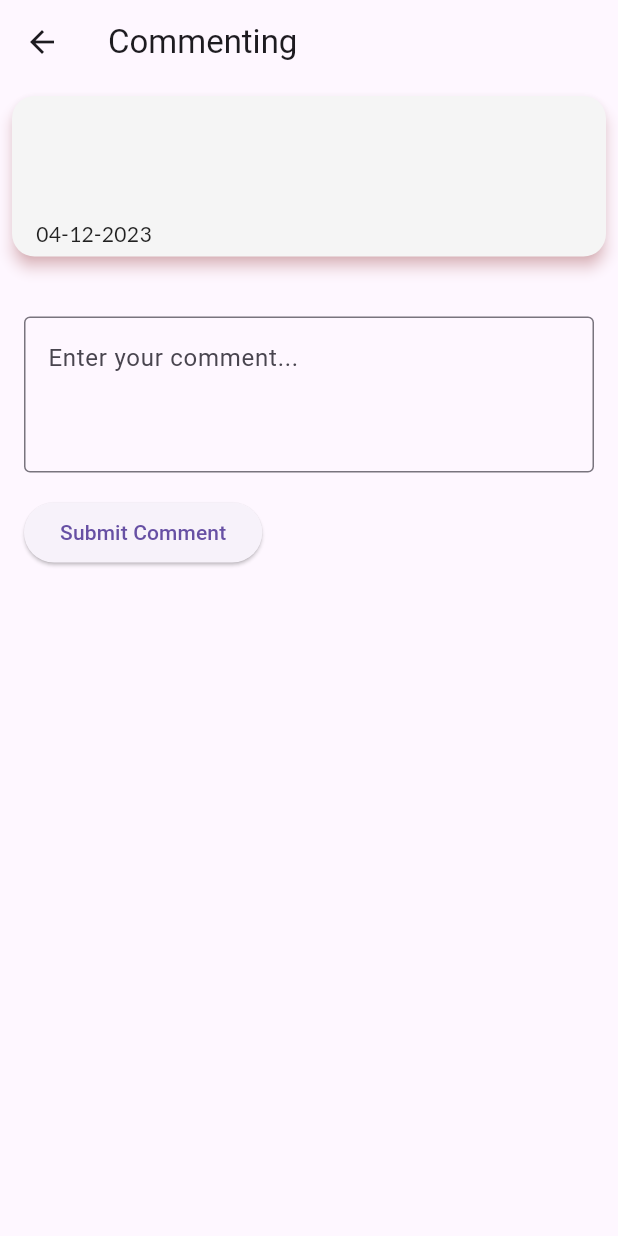
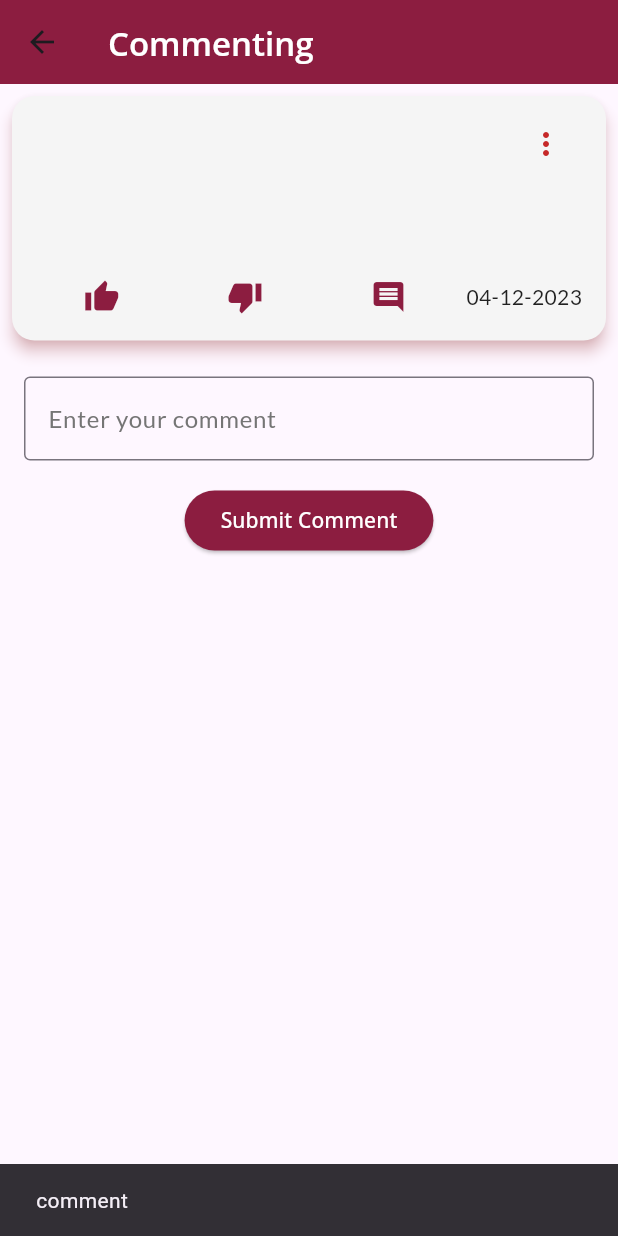
Before and after one commit to yanggank1212/CS4768-Group-5-Project, a Flutter app: the CommentPageScreen screen opened directly with empty values, after a tap on "Submit Comment", on a phone screen of 412 x 824 dp. Run offline on Flutter 3.47's test engine with Material 3 defaults, Android fonts, the phone set to English and light mode, and no system bars; our stand-ins replace cloud_firestore, firebase_auth, firebase_core, firebase_storage, google_fonts, google_sign_in and 3 more; missing offline and left inert: firebase_ui_auth, firebase_ui_oauth_google; accounts and stored records are empty.

Commit message:
Update commenting_page.dart

```diff
--- a/poutine_time/lib/views/commenting_page.dart
+++ b/poutine_time/lib/views/commenting_page.dart
@@ -3,6 +3,7 @@
 ///
 import 'package:cloud_firestore/cloud_firestore.dart';
 import 'package:flutter/material.dart';
+import 'package:google_fonts/google_fonts.dart';
 import 'package:poutine_time/controller/state_manager.dart';
 import 'package:poutine_time/controller/user_controller.dart';
 import 'package:poutine_time/model/post_model.dart';
@@ -21,13 +22,15 @@ class CommentPageScreen extends StatefulWidget {
 
 class _CommentPageScreenState extends State<CommentPageScreen> {
   final TextEditingController _commentController = TextEditingController();
+  final Color maroonColor = const Color(0xFF8C1D40);
 
   Future<void> postComment() async {
     if (_commentController.text.isEmpty) {
-      print("Fill Description");
+      ScaffoldMessenger.of(context).showSnackBar(
+        SnackBar(content: Text('comment')),
+      );
       return;
     }
-
     //Create post
     try {
       // Create a new PostModel instance with the necessary data
@@ -67,39 +70,57 @@ class _CommentPageScreenState extends State<CommentPageScreen> {
   Widget build(BuildContext context) {
     return Scaffold(
       appBar: AppBar(
-        title: const Text('Commenting'),
+        title: Text(
+          'Commenting',
+          style: GoogleFonts.openSans(color: Colors.white, fontWeight: FontWeight.w600),
         ),
-      body: Column(
-        crossAxisAlignment: CrossAxisAlignment.start,
+        backgroundColor: maroonColor,
+      ),
+      body: SingleChildScrollView(
+        child: Column(
           children: [
             PostWidget(
               postModel: widget.fatherPost,
-            displayInteractions: false,
-            displayPostOption: false,
+              displayUsername: true,
+              displayInteractions: true, // Set to false if you don't want interaction buttons on the comment page
+              displayPostOption: true,
               isTappable: false,
             ),
-          const SizedBox(height: 16),
-          // Text field for entering a comment
             Padding(
               padding: const EdgeInsets.all(16.0),
               child: TextField(
                 controller: _commentController,
-              decoration: const InputDecoration(
-                hintText: 'Enter your comment...',
+                decoration: InputDecoration(
+                  labelText: 'Enter your comment',
+                  labelStyle: GoogleFonts.lato(
+                    color: Colors.grey[600], // Optional: Adjust the color to fit your design
+                    fontSize: 16, // Optional: Adjust the font size to fit your design
+                  ),
                   border: OutlineInputBorder(),
-              ),
-              maxLines: 3,
+                  focusedBorder: OutlineInputBorder(
+                    borderSide: BorderSide(color: maroonColor),
                   ),
                 ),
-          // Button to submit the comment
+                keyboardType: TextInputType.multiline,
+                maxLines: null,
+              ),
+            ),
             Padding(
               padding: const EdgeInsets.symmetric(horizontal: 16.0),
               child: ElevatedButton(
                 onPressed: postComment,
-              child: const Text('Submit Comment'),
+                style: ElevatedButton.styleFrom(
+                  primary: maroonColor,
+                  onPrimary: Colors.white,
+                ),
+                child: Text(
+                  'Submit Comment',
+                  style: GoogleFonts.openSans(),
+                ),
               ),
             ),
           ],
+        ),
       ),
     );
   }
```
Lines whose indentation alone changed are shown as unchanged.
